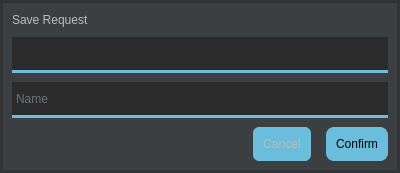
Old version of the form saveeditor.ui in the repository tmstieff/Woke.
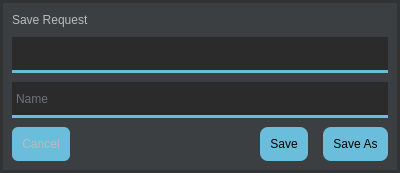
New version of the form.

Commit message: Distinguish save and save as functionality, add dropdown icon to combobox, refresh button UI across the board, fix foreign key issues

```diff
--- a/saveeditor.ui
+++ b/saveeditor.ui
@@ -121,6 +121,28 @@
         <property name="spacing">
          <number>15</number>
         </property>
+        <item>
+         <widget class="QPushButton" name="cancelSaveButton">
+          <property name="styleSheet">
+           <string notr="true">QPushButton {
+	color: #bbbbbb;
+	border: none;
+	padding: 10px;
+	border-radius: 6px;
+	background: qlineargradient(x1: 0, y1: 0, x2: 0, y2: 1
+                stop:0 #666666, stop:1 #444444)
+}
+
+QPushButton:hover {
+	background: qlineargradient(x1: 0, y1: 0, x2: 0, y2: 1
+                stop:0 #555555, stop:1 #444444)
+}</string>
+          </property>
+          <property name="text">
+           <string>Cancel</string>
+          </property>
+         </widget>
+        </item>
         <item>
          <spacer name="horizontalSpacer">
           <property name="orientation">
@@ -134,28 +156,6 @@
           </property>
          </spacer>
         </item>
-        <item>
-         <widget class="QPushButton" name="cancelSaveButton">
-          <property name="styleSheet">
-           <string notr="true">QPushButton {
-	color: #bbbbbb;
-	border: none;
-	padding: 10px;
-	border-radius: 6px;
-	background: qlineargradient(x1: 0, y1: 0, x2: 0, y2: 1
-                stop:0 #666666, stop:1 #444444)
-}
-
-QPushButton:hover {
-	background: qlineargradient(x1: 0, y1: 0, x2: 0, y2: 1
-                stop:0 #555555, stop:1 #444444)
-}</string>
-          </property>
-          <property name="text">
-           <string>Cancel</string>
-          </property>
-         </widget>
-        </item>
         <item>
          <widget class="QPushButton" name="confirmSaveButton">
           <property name="styleSheet">
@@ -175,7 +175,30 @@
 }</string>
           </property>
           <property name="text">
-           <string>Confirm</string>
+           <string>Save</string>
+          </property>
+         </widget>
+        </item>
+        <item>
+         <widget class="QPushButton" name="confirmSaveAsButton">
+          <property name="styleSheet">
+           <string notr="true">#confirmSaveAsButton {
+	/*background-color: #6ABDDB;*/
+	color: #000000;
+	border: none;
+	padding: 10px;
+	border-radius: 8px;
+	background: qlineargradient(x1: 0, y1: 0, x2: 0, y2: 1
+                stop:0 #6dc7e8, stop:1 #589eb7)
+}
+
+#confirmSaveAsButton:hover {
+	background: qlineargradient(x1: 0, y1: 0, x2: 0, y2: 1
+                stop:0 #6ABDDB, stop:1 #589eb7)
+}</string>
+          </property>
+          <property name="text">
+           <string>Save As</string>
           </property>
          </widget>
         </item>
```
The commit also changes 14 other files.
